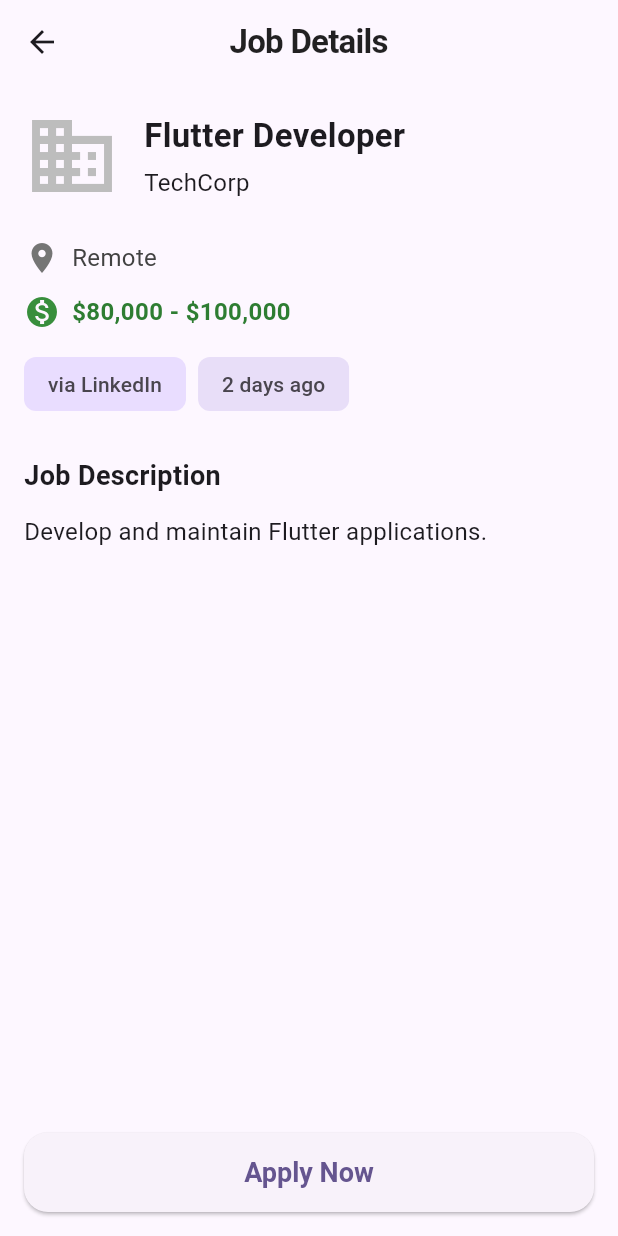
After one commit to agamairi/job-swipe, a Flutter app: the JobDetailScreen screen opened directly with sample values from the repository, on a phone screen of 412 x 824 dp. The commit adds this screen. Run offline on Flutter 3.47's test engine with Material 3 defaults, Android fonts, the phone set to English and light mode, and no system bars; our stand-ins replace csv, file_picker, fl_chart, flutter_dotenv, share_plus, shared_preferences and 1 more; missing offline and left inert: doc_text, flutter_pdf_text, google_mlkit_entity_extraction, syncfusion_flutter_pdf; accounts and stored records are empty; network calls fail.

Commit message:
feat: add saved & applied job screens and webview migration

```diff
--- /dev/null
+++ b/lib/screens/job_detail_screen.dart
@@ -0,0 +1,166 @@
+import 'package:flutter/material.dart';
+import 'package:job_swipe/models/job_model.dart';
+import 'package:job_swipe/database/database_helper.dart';
+import 'package:url_launcher/url_launcher.dart';
+
+class JobDetailScreen extends StatelessWidget {
+  final Job job;
+  final bool isApplied;
+
+  const JobDetailScreen({super.key, required this.job, this.isApplied = false});
+
+  Future<void> _applyToJob(BuildContext context) async {
+    if (job.applyLink.isEmpty) {
+      ScaffoldMessenger.of(context).showSnackBar(
+        const SnackBar(content: Text('No application link available')),
+      );
+      return;
+    }
+
+    // Update status in DB to 'applied' if the user applied from saved
+    final db = DatabaseHelper();
+    await db.updateJobStatus(job.id, 'applied');
+
+    final uri = Uri.parse(job.applyLink);
+    if (await canLaunchUrl(uri)) {
+      await launchUrl(uri, mode: LaunchMode.inAppBrowserView);
+    } else {
+      if (context.mounted) {
+        ScaffoldMessenger.of(context).showSnackBar(
+          const SnackBar(content: Text('Could not launch the application link')),
+        );
+      }
+    }
+  }
+
+  @override
+  Widget build(BuildContext context) {
+    return Scaffold(
+      appBar: AppBar(
+        title: const Text('Job Details'),
+        centerTitle: true,
+      ),
+      body: SingleChildScrollView(
+        padding: const EdgeInsets.all(16.0),
+        child: Column(
+          crossAxisAlignment: CrossAxisAlignment.start,
+          children: [
+            Row(
+              children: [
+                ClipRRect(
+                  borderRadius: BorderRadius.circular(12.0),
+                  child: Image.network(
+                    job.logoUrl,
+                    width: 64,
+                    height: 64,
+                    fit: BoxFit.cover,
+                    errorBuilder: (context, error, stackTrace) => Icon(
+                      Icons.business,
+                      size: 64,
+                      color: Colors.grey[400],
+                    ),
+                  ),
+                ),
+                const SizedBox(width: 16),
+                Expanded(
+                  child: Column(
+                    crossAxisAlignment: CrossAxisAlignment.start,
+                    children: [
+                      Text(
+                        job.title,
+                        style: const TextStyle(
+                          fontSize: 22,
+                          fontWeight: FontWeight.bold,
+                        ),
+                      ),
+                      const SizedBox(height: 4),
+                      Text(
+                        job.company,
+                        style: const TextStyle(fontSize: 16),
+                      ),
+                    ],
+                  ),
+                ),
+              ],
+            ),
+            const SizedBox(height: 24),
+            Row(
+              children: [
+                Icon(Icons.location_on, color: Colors.grey[600]),
+                const SizedBox(width: 8),
+                Expanded(
+                  child: Text(
+                    job.location,
+                    style: TextStyle(fontSize: 16, color: Colors.grey[800]),
+                  ),
+                ),
+              ],
+            ),
+            const SizedBox(height: 12),
+            if (job.salary != 'Not specified') ...[
+              Row(
+                children: [
+                  Icon(Icons.monetization_on, color: Colors.green[700]),
+                  const SizedBox(width: 8),
+                  Expanded(
+                    child: Text(
+                      job.salary,
+                      style: TextStyle(
+                        fontSize: 16,
+                        color: Colors.green[800],
+                        fontWeight: FontWeight.bold,
+                      ),
+                    ),
+                  ),
+                ],
+              ),
+              const SizedBox(height: 12),
+            ],
+            Wrap(
+              spacing: 8,
+              children: [
+                Chip(
+                  label: Text('via ${job.source}'),
+                  backgroundColor: Theme.of(context).colorScheme.primaryContainer,
+                  side: BorderSide.none,
+                ),
+                if (job.datePosted != 'Not Available')
+                  Chip(
+                    label: Text(job.datePosted),
+                    backgroundColor: Theme.of(context).colorScheme.secondaryContainer,
+                    side: BorderSide.none,
+                  ),
+              ],
+            ),
+            const SizedBox(height: 24),
+            const Text(
+              'Job Description',
+              style: TextStyle(fontSize: 18, fontWeight: FontWeight.bold),
+            ),
+            const SizedBox(height: 12),
+            Text(
+              job.description,
+              style: const TextStyle(fontSize: 16, height: 1.6),
+            ),
+            const SizedBox(height: 40),
+          ],
+        ),
+      ),
+      bottomNavigationBar: isApplied
+        ? null
+        : SafeArea(
+            child: Padding(
+              padding: const EdgeInsets.all(16.0),
+              child: ElevatedButton(
+                style: ElevatedButton.styleFrom(
+                  padding: const EdgeInsets.symmetric(vertical: 16),
+                  textStyle: const TextStyle(fontSize: 18, fontWeight: FontWeight.bold),
+                ),
+                onPressed: () => _applyToJob(context),
+                child: const Text('Apply Now'),
+              ),
+            ),
+          ),
+    );
+  }
+}
--- a/lib/screens/profile_page.dart
+++ b/lib/screens/profile_page.dart
@@ -116,7 +116,7 @@ class _ProfilePageState extends State<ProfilePage> {
   Widget build(BuildContext context) {
     return Scaffold(
       appBar: AppBar(title: const Text('User Profile'), centerTitle: true),
-      bottomNavigationBar: const FooterNavigationBar(currentIndex: 2),
+      bottomNavigationBar: const FooterNavigationBar(currentIndex: 3),
       body: Padding(
         padding: const EdgeInsets.all(16.0),
         child: SingleChildScrollView(
--- a/lib/widgets/job_card.dart
+++ b/lib/widgets/job_card.dart
@@ -1,16 +1,24 @@
 import 'package:flutter/material.dart';
 import 'package:job_swipe/models/job_model.dart';
 
-class JobCard extends StatelessWidget {
+class JobCard extends StatefulWidget {
   final Job job;
   final VoidCallback onTap;
+  final VoidCallback? onSave;
 
-  const JobCard({super.key, required this.job, required this.onTap});
+  const JobCard({super.key, required this.job, required this.onTap, this.onSave});
+
+  @override
+  State<JobCard> createState() => _JobCardState();
+}
+
+class _JobCardState extends State<JobCard> {
+  bool _isSaved = false;
 
   @override
   Widget build(BuildContext context) {
     return GestureDetector(
-      onTap: onTap,
+      onTap: widget.onTap,
       child: SizedBox.expand(
         // Makes the card take up all available space
         child: Card(
@@ -38,16 +46,34 @@ class JobCard extends StatelessWidget {
                               child: Column(
                                 crossAxisAlignment: CrossAxisAlignment.start,
                                 children: [
-                                  Text(
-                                    job.title,
-                                    style: const TextStyle(
-                                      fontSize: 18,
-                                      fontWeight: FontWeight.bold,
-                                    ),
+                                  Row(
+                                    mainAxisAlignment: MainAxisAlignment.spaceBetween,
+                                    children: [
+                                      Expanded(
+                                        child: Text(
+                                          widget.job.title,
+                                          style: const TextStyle(
+                                            fontSize: 18,
+                                            fontWeight: FontWeight.bold,
+                                          ),
+                                        ),
+                                      ),
+                                      if (widget.onSave != null)
+                                        IconButton(
+                                          icon: Icon(_isSaved ? Icons.bookmark : Icons.bookmark_border),
+                                          color: _isSaved ? Theme.of(context).primaryColor : null,
+                                          onPressed: () {
+                                            setState(() => _isSaved = true);
+                                            widget.onSave!();
+                                          },
+                                          padding: EdgeInsets.zero,
+                                          constraints: const BoxConstraints(),
+                                        ),
+                                    ],
                                   ),
                                   const SizedBox(height: 4),
                                   Text(
-                                    job.company,
+                                    widget.job.company,
                                     style: TextStyle(fontSize: 14),
                                   ),
                                 ],
@@ -56,7 +82,7 @@ class JobCard extends StatelessWidget {
                             ClipRRect(
                               borderRadius: BorderRadius.circular(8.0),
                               child: Image.network(
-                                job.logoUrl,
+                                widget.job.logoUrl,
                                 width: 50,
                                 height: 50,
                                 fit: BoxFit.cover,
@@ -75,16 +101,16 @@ class JobCard extends StatelessWidget {
                           children: [
                             Icon(Icons.location_on, size: 16, color: Colors.grey[600]),
                             const SizedBox(width: 4),
-                            Expanded(child: Text(job.location, style: TextStyle(color: Colors.grey[800]))),
+                            Expanded(child: Text(widget.job.location, style: TextStyle(color: Colors.grey[800]))),
                           ],
                         ),
                         const SizedBox(height: 4),
-                        if (job.salary != 'Not specified')
+                        if (widget.job.salary != 'Not specified')
                           Row(
                             children: [
                               Icon(Icons.monetization_on, size: 16, color: Colors.green[700]),
                               const SizedBox(width: 4),
-                              Expanded(child: Text(job.salary, style: TextStyle(color: Colors.green[800], fontWeight: FontWeight.w500))),
+                              Expanded(child: Text(widget.job.salary, style: TextStyle(color: Colors.green[800], fontWeight: FontWeight.w500))),
                             ],
                           ),
                         const SizedBox(height: 8),
@@ -92,13 +118,13 @@ class JobCard extends StatelessWidget {
                           spacing: 8,
                           children: [
                             Chip(
-                              label: Text('via ${job.source}', style: const TextStyle(fontSize: 12)),
+                              label: Text('via ${widget.job.source}', style: const TextStyle(fontSize: 12)),
                               backgroundColor: Theme.of(context).colorScheme.primaryContainer,
                               side: BorderSide.none,
                             ),
-                            if (job.datePosted != 'Not Available')
+                            if (widget.job.datePosted != 'Not Available')
                               Chip(
-                                label: Text(job.datePosted, style: const TextStyle(fontSize: 12)),
+                                label: Text(widget.job.datePosted, style: const TextStyle(fontSize: 12)),
                                 backgroundColor: Theme.of(context).colorScheme.secondaryContainer,
                                 side: BorderSide.none,
                               ),
@@ -108,7 +134,7 @@ class JobCard extends StatelessWidget {
                         const Divider(),
                         const SizedBox(height: 8),
                         Text(
-                          job.description,
+                          widget.job.description,
                           style: const TextStyle(fontSize: 14, height: 1.5),
                         ),
                       ],
```
Also changed, not shown: lib/screens/home_screen.dart (+82 -14 lines), lib/screens/job_webview_screen.dart (deleted, +0 -75 lines), lib/screens/tracked_jobs_screen.dart (added, +207 -0 lines), lib/widgets/footer_navigation_bar.dart (+9 -0 lines), lib/widgets/job_swipe.dart (+9 -1 lines), 1 other file.
